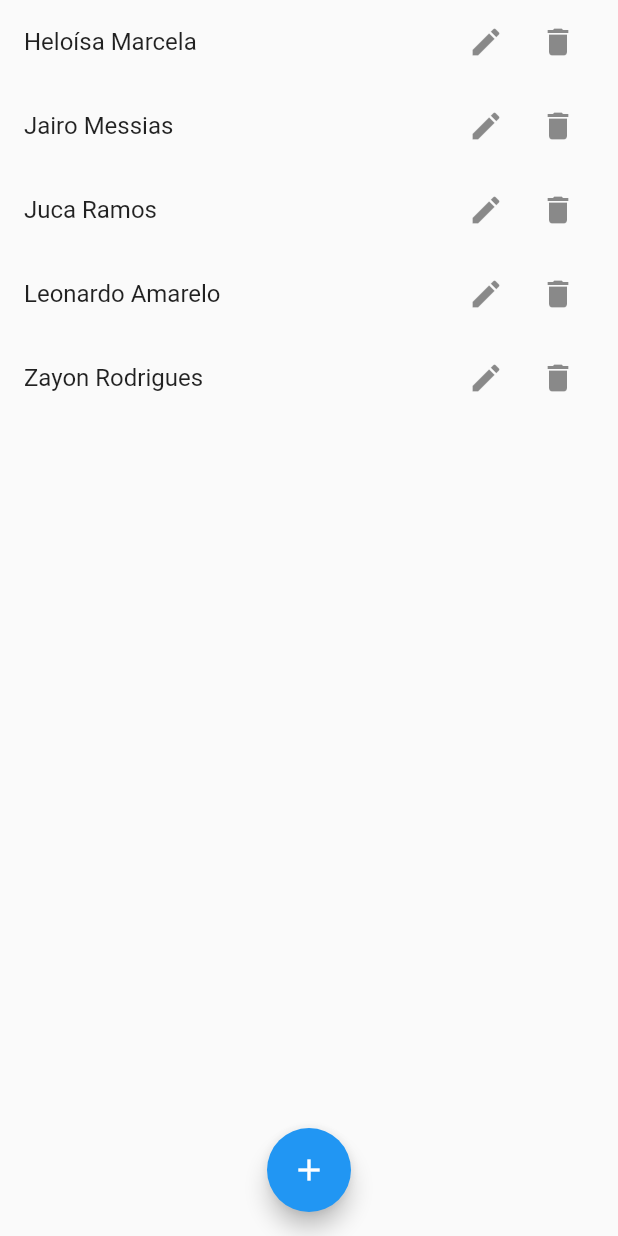
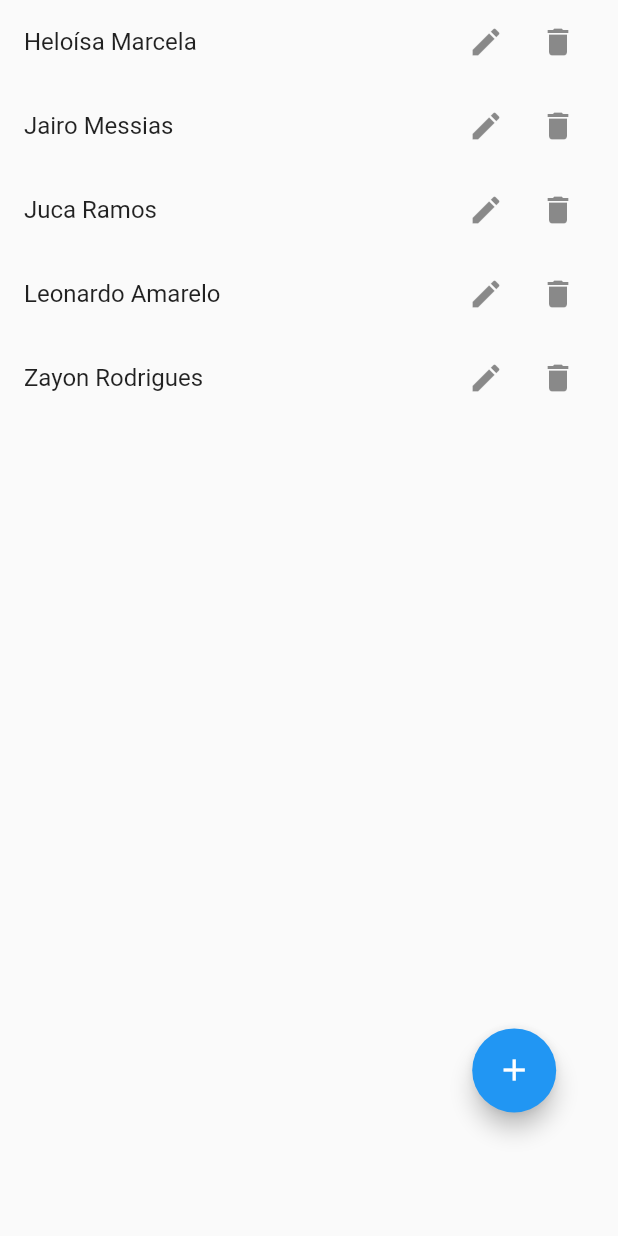
Before and after one commit to SantanaCosta/Route-Search, a Flutter app: the StationsPage widget shown alone on an empty page, opened directly, on a phone screen of 412 x 824 dp. Run offline on Flutter 3.47's test engine with Material 2 defaults, Android fonts, the phone set to English and light mode, and no system bars; our stand-ins replace hive_flutter; accounts and stored records are empty.

Commit message:
floating action buttom

```diff
--- a/route_search/lib/view/stations_page.dart
+++ b/route_search/lib/view/stations_page.dart
@@ -18,17 +18,9 @@ class _StationsPageState extends State<StationsPage> {
 
   @override
   Widget build(BuildContext context) {
-    return Column(children: [
+    return Stack(children: [
       _handleListView(context),
-      Padding(
-          padding: const EdgeInsets.only(bottom: 16.0),
-          child: FloatingActionButton(
-            onPressed: () {
-              Navigator.pushNamed(context, '/registro');
-            },
-            child: Icon(Icons.add),
-            backgroundColor: Colors.blue,
-          )),
+      _handleFloatingActionButton(context)
     ]);
   }
 
@@ -63,4 +55,19 @@ class _StationsPageState extends State<StationsPage> {
       ),
     );
   }
+
+  Widget _handleFloatingActionButton(BuildContext context) {
+    double alturaTela = MediaQuery.of(context).size.height;
+    double larguraTela = MediaQuery.of(context).size.width;
+    return Positioned(
+        bottom: alturaTela * 0.1,
+        right: larguraTela * 0.1,
+        child: FloatingActionButton(
+          child: Icon(Icons.add),
+          backgroundColor: Colors.blue,
+          onPressed: () {
+            Navigator.pushNamed(context, '/registro');
+          },
+        ));
+  }
 }
```
Also changed, not shown: route_search/lib/view/routes_page.dart (+17 -17 lines).
